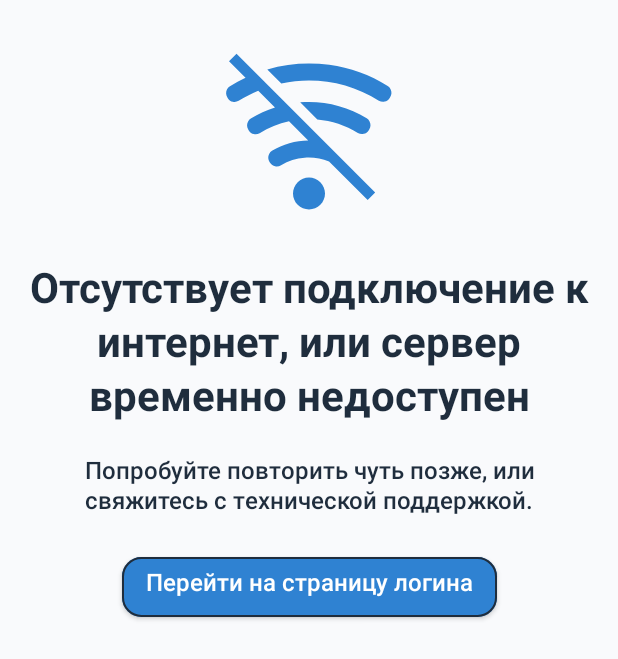
After one commit to veygard/CurrencyWizard, an Android app built with Jetpack Compose: the composable ErrorScreen shown on its own in the app's theme, on a phone screen of 412 x 824 dp. The commit adds this screen. Shown: the top 659 px of the screen. Run offline under Robolectric (Android 15) with nearby library versions, the phone set to English and light mode, and no system bars; libraries missing offline, so code that uses them is left out: com.ramcosta.composedestinations; 2 statements that could not run were skipped.

Commit message:
Added blank main screen, complited error screen. Added navigation block for compose. Тhe Internet connection timeout scenario has been processed

```diff
--- /dev/null
+++ b/app/src/main/java/com/veygard/currencywizzard/presentation/screens/error/ErrorScreen.kt
@@ -0,0 +1,69 @@
+package com.veygard.currencywizzard.presentation.screens.error
+
+import androidx.compose.foundation.background
+import androidx.compose.foundation.layout.*
+import androidx.compose.material.Icon
+import androidx.compose.material.MaterialTheme
+import androidx.compose.material.Text
+import androidx.compose.runtime.Composable
+import androidx.compose.ui.Alignment
+import androidx.compose.ui.Modifier
+import androidx.compose.ui.res.painterResource
+import androidx.compose.ui.res.stringResource
+import androidx.compose.ui.text.style.TextAlign
+import androidx.compose.ui.unit.dp
+import com.ramcosta.composedestinations.annotation.Destination
+import com.ramcosta.composedestinations.navigation.DestinationsNavigator
+import com.veygard.currencywizzard.R
+import com.veygard.currencywizzard.presentation.screens.destinations.MainScreenDestination
+import com.veygard.currencywizzard.presentation.screens.main.MainScreen
+import com.veygard.currencywizzard.presentation.ui.H_L3
+import com.veygard.currencywizzard.presentation.ui.Margin
+import com.veygard.currencywizzard.presentation.ui.Paragraph_16_Medium
+import com.veygard.currencywizzard.presentation.ui.SpacingVertical
+import com.veygard.currencywizzard.presentation.ui.components.CommonButton
+
+@Composable
+@Destination
+fun ErrorScreen(
+    navigator: DestinationsNavigator,
+) {
+    Box(
+        contentAlignment = Alignment.Center,
+        modifier = Modifier
+            .fillMaxSize()
+            .padding(start = Margin.horizontalStandard, end = Margin.horizontalStandard)
+            .background(MaterialTheme.colors.background),
+    ) {
+        Column(
+            modifier = Modifier.fillMaxSize(),
+            horizontalAlignment = Alignment.CenterHorizontally,
+        ) {
+            SpacingVertical(heightDp = 24)
+            Icon(
+                painter = painterResource(id = R.drawable.ic_no_wifi_svgrepo_com),
+                contentDescription = null,
+                tint = MaterialTheme.colors.primary,
+                modifier = Modifier.size(128.dp)
+            )
+            SpacingVertical(heightDp = 24.0)
+            Text(
+                text = stringResource(id = R.string.timeout_title),
+                style = H_L3,
+                color = MaterialTheme.colors.onSurface,
+                textAlign = TextAlign.Center
+            )
+            SpacingVertical(24.0)
+            Text(
+                text = stringResource(id = R.string.something_wrong_text),
+                style = Paragraph_16_Medium,
+                color = MaterialTheme.colors.onSurface,
+                textAlign = TextAlign.Center
+            )
+            SpacingVertical(24.0)
+            CommonButton(label = "Перейти на страницу логина") {
+                navigator.navigate(MainScreenDestination())
+            }
+        }
+    }
+}
--- /dev/null
+++ b/app/src/main/java/com/veygard/currencywizzard/presentation/ui/Margin.kt
@@ -0,0 +1,16 @@
+package com.veygard.currencywizzard.presentation.ui
+
+import androidx.compose.ui.unit.dp
+
+object Margin{
+    val horizontalStandard = 16.dp
+    val verticalD8 = 8.dp
+    val verticalD12 = 12.dp
+    val verticalD16 = 16.dp
+    val verticalD22 = 22.dp
+    val verticalD24 = 24.dp
+    val verticalD26 = 26.dp
+    val verticalD32 = 32.dp
+    val verticalD38 = 38.dp
+    val verticalStandard = 12.dp
+}
--- /dev/null
+++ b/app/src/main/java/com/veygard/currencywizzard/presentation/ui/Spacing.kt
@@ -0,0 +1,39 @@
+package com.veygard.currencywizzard.presentation.ui
+
+import androidx.compose.foundation.layout.Spacer
+import androidx.compose.foundation.layout.height
+import androidx.compose.foundation.layout.width
+import androidx.compose.runtime.Composable
+import androidx.compose.ui.Modifier
+import androidx.compose.ui.unit.dp
+
+@Composable
+fun SpacingVertical(heightDp: Double) {
+    Spacer(
+        modifier = Modifier
+            .height(heightDp.dp)
+    )
+}
+
+@Composable
+fun SpacingVertical(heightDp: Int) {
+    Spacer(
+        modifier = Modifier
+            .height(heightDp.dp)
+    )
+}
+@Composable
+fun SpacingHorizontal(WidthDp: Double) {
+    Spacer(
+        modifier = Modifier
+            .width(WidthDp.dp)
+    )
+}
+
+@Composable
+fun SpacingHorizontal(WidthDp: Int) {
+    Spacer(
+        modifier = Modifier
+            .width(WidthDp.dp)
+    )
+}
--- /dev/null
+++ b/app/src/main/java/com/veygard/currencywizzard/presentation/ui/components/CommonButton.kt
@@ -0,0 +1,58 @@
+package com.veygard.currencywizzard.presentation.ui.components
+
+import androidx.compose.foundation.BorderStroke
+import androidx.compose.foundation.layout.Arrangement
+import androidx.compose.foundation.layout.Row
+import androidx.compose.foundation.layout.height
+import androidx.compose.material.Button
+import androidx.compose.material.ButtonDefaults
+import androidx.compose.material.MaterialTheme
+import androidx.compose.material.Text
+import androidx.compose.runtime.Composable
+import androidx.compose.ui.Alignment
+import androidx.compose.ui.Modifier
+import androidx.compose.ui.graphics.Color
+import androidx.compose.ui.text.TextStyle
+import androidx.compose.ui.unit.dp
+import com.veygard.currencywizzard.presentation.ui.buttonShapes
+import com.veygard.currencywizzard.presentation.ui.buttonTextStyle
+
+@Composable
+fun CommonButton(
+    label: String,
+    modifier: Modifier = Modifier,
+    enabledStatus: Boolean = true,
+    border: BorderStroke? = BorderStroke(width = 1.dp, color = MaterialTheme.colors.onBackground ),
+    background: Color = MaterialTheme.colors.primary,
+    disabledBackground: Color = MaterialTheme.colors.secondaryVariant,
+    leadingContent: @Composable (() -> Unit)? = null,
+    backContent: @Composable (() -> Unit)? = null,
+
+    textStyle: TextStyle = buttonTextStyle,
+    textColor: Color = MaterialTheme.colors.onPrimary,
+    click: () -> Unit,
+) {
+    Button(
+        onClick = click,
+        enabled = enabledStatus,
+        colors = ButtonDefaults.buttonColors(
+            backgroundColor = background,
+            disabledBackgroundColor = disabledBackground
+        ),
+        border = border,
+        shape = buttonShapes.medium,
+        modifier = modifier
+    ) {
+        Row(horizontalArrangement = Arrangement.Center, verticalAlignment = Alignment.CenterVertically) {
+            leadingContent?.invoke()
+            Text(
+                text = label,
+                modifier = Modifier
+                    .height(24.dp),
+                style = textStyle,
+                color = textColor
+            )
+            backContent?.invoke()
+        }
+    }
+}
--- /dev/null
+++ b/app/src/main/res/drawable/ic_no_wifi_svgrepo_com.xml
@@ -0,0 +1,8 @@
+<vector android:height="64dp" android:viewportHeight="36"
+    android:viewportWidth="36" android:width="64dp" xmlns:android="http://schemas.android.com/apk/res/android">
+    <path android:fillColor="#FF000000" android:pathData="M18,29.54m-3,0a3,3 0,1 1,6 0a3,3 0,1 1,-6 0"/>
+    <path android:fillColor="#FF000000" android:pathData="M29.18,17.71l0.11,-0.17a1.51,1.51 0,0 0,-0.47 -2.1A20.57,20.57 0,0 0,18 12.37c-0.56,0 -1.11,0 -1.65,0.07l3.21,3.21a17.41,17.41 0,0 1,7.6 2.52A1.49,1.49 0,0 0,29.18 17.71Z"/>
+    <path android:fillColor="#FF000000" android:pathData="M32.76,9.38A27.9,27.9 0,0 0,10.18 6.27L12.81,8.9A24.68,24.68 0,0 1,31.1 12.12a1.49,1.49 0,0 0,2 -0.46l0.11,-0.17A1.51,1.51 0,0 0,32.76 9.38Z"/>
+    <path android:fillColor="#FF000000" android:pathData="M3,4.75l3.1,3.1A27.28,27.28 0,0 0,3.18 9.42a1.51,1.51 0,0 0,-0.48 2.11l0.11,0.17a1.49,1.49 0,0 0,2 0.46,24.69 24.69,0 0,1 3.67,-1.9l3.14,3.14a20.63,20.63 0,0 0,-4.53 2.09,1.51 1.51,0 0,0 -0.46,2.1l0.11,0.17a1.49,1.49 0,0 0,2 0.46A17.46,17.46 0,0 1,14.25 16l3.6,3.6a13.39,13.39 0,0 0,-6.79 1.93,1.5 1.5,0 0,0 -0.46,2.09l0.1,0.16a1.52,1.52 0,0 0,2.06 0.44,10.2 10.2,0 0,1 9,-0.7L29,30.75l1.41,-1.41 -26,-26Z"/>
+    <path android:fillAlpha="0" android:fillColor="#FF000000" android:pathData="M0,0h36v36h-36z"/>
+</vector>
--- a/app/src/main/res/values/strings.xml
+++ b/app/src/main/res/values/strings.xml
@@ -1,3 +1,7 @@
 <resources>
     <string name="app_name">CurrencyWizzard</string>
+    <string name="something_wrong_title">Что то пошло не так</string>
+    <string name="timeout_title">Отсутствует подключение к интернет, или сервер временно недоступен</string>
+    <string name="something_wrong_text">Попробуйте повторить чуть позже, или свяжитесь с технической поддержкой.</string>
+    <string name="something_wrong_tile">Что-то пошло не так</string>
 </resources>
```
Also changed, not shown: app/build.gradle (+13 -2 lines), app/src/main/java/com/veygard/currencywizzard/MainActivity.kt (+6 -30 lines), app/src/main/java/com/veygard/currencywizzard/presentation/navigation/AppNavigation.kt (added, +22 -0 lines), app/src/main/java/com/veygard/currencywizzard/presentation/screens/main/MainScreen.kt (added, +37 -0 lines), app/src/main/java/com/veygard/currencywizzard/presentation/screens/main/MainScreenState.kt (added, +10 -0 lines), app/src/main/java/com/veygard/currencywizzard/presentation/screens/main/MainScreenViewModel.kt (renamed from app/src/main/java/com/veygard/currencywizzard/presentation/viewmodel/CurrenciesViewModel.kt, +26 -24 lines).
